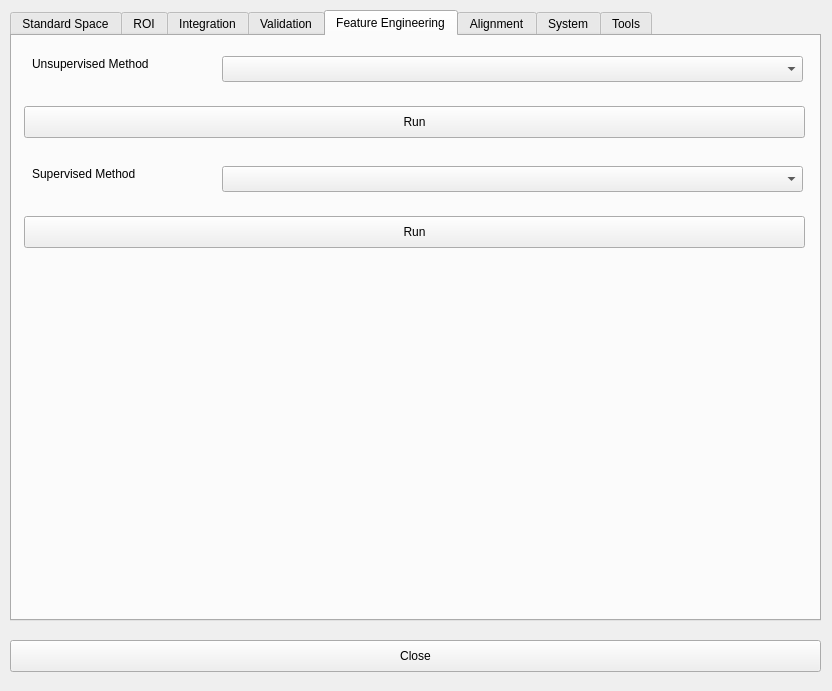
Above: GUI/frmFeatureAnalysisGUI.ui from myousefnezhad/easyfmri before the change. Below: the same form after it.
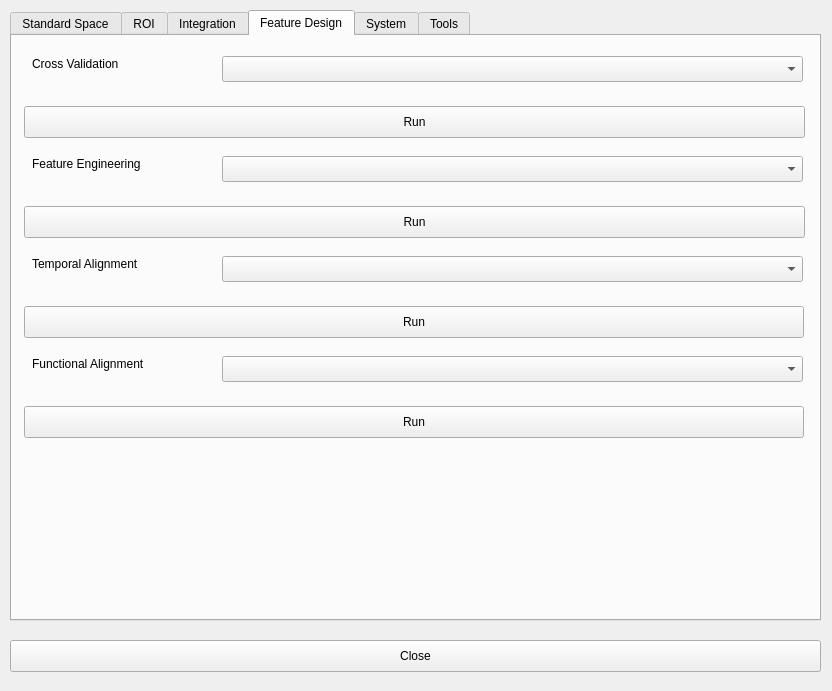
That is the form after the change. The open tabs and pages were chosen to show the change.

Patch:
```diff
--- a/GUI/frmFeatureAnalysisGUI.ui
+++ b/GUI/frmFeatureAnalysisGUI.ui
@@ -2273,69 +2273,38 @@
      </property>
     </widget>
    </widget>
-   <widget class="QWidget" name="tab_22">
-    <attribute name="title">
-     <string>Validation</string>
-    </attribute>
-    <widget class="QPushButton" name="btnFECrossEzData">
-     <property name="geometry">
-      <rect>
-       <x>10</x>
-       <y>30</y>
-       <width>781</width>
-       <height>32</height>
-      </rect>
-     </property>
-     <property name="text">
-      <string>EasyData: Cross Validation</string>
-     </property>
-    </widget>
-    <widget class="QPushButton" name="btnFECross">
-     <property name="geometry">
-      <rect>
-       <x>10</x>
-       <y>80</y>
-       <width>781</width>
-       <height>32</height>
-      </rect>
-     </property>
-     <property name="text">
-      <string>MatLab: Cross Validation</string>
-     </property>
-    </widget>
-   </widget>
    <widget class="QWidget" name="tab_7">
     <attribute name="title">
-     <string>Feature Engineering</string>
+     <string>Feature Design</string>
     </attribute>
     <widget class="QLabel" name="label_40">
      <property name="geometry">
       <rect>
        <x>20</x>
-       <y>20</y>
-       <width>181</width>
+       <y>120</y>
+       <width>191</width>
        <height>16</height>
       </rect>
      </property>
      <property name="text">
-      <string>Unsupervised Method</string>
+      <string>Feature Engineering</string>
      </property>
     </widget>
-    <widget class="QComboBox" name="cbFEU">
+    <widget class="QComboBox" name="cbFE">
      <property name="geometry">
       <rect>
        <x>210</x>
-       <y>20</y>
+       <y>120</y>
        <width>581</width>
        <height>26</height>
       </rect>
      </property>
     </widget>
-    <widget class="QPushButton" name="btnFEURun">
+    <widget class="QPushButton" name="btnFERun">
      <property name="geometry">
       <rect>
        <x>12</x>
-       <y>70</y>
+       <y>170</y>
        <width>781</width>
        <height>32</height>
       </rect>
@@ -2344,34 +2313,24 @@
       <string>Run</string>
      </property>
     </widget>
-    <widget class="QLabel" name="label_50">
+    <widget class="QLabel" name="label_46">
      <property name="geometry">
       <rect>
        <x>20</x>
-       <y>130</y>
-       <width>181</width>
+       <y>20</y>
+       <width>191</width>
        <height>16</height>
       </rect>
      </property>
      <property name="text">
-      <string>Supervised Method</string>
+      <string>Cross Validation</string>
      </property>
     </widget>
-    <widget class="QComboBox" name="cbFES">
+    <widget class="QPushButton" name="btnCVRun">
      <property name="geometry">
       <rect>
-       <x>210</x>
-       <y>130</y>
-       <width>581</width>
-       <height>26</height>
-      </rect>
-     </property>
-    </widget>
-    <widget class="QPushButton" name="btnFESRun">
-     <property name="geometry">
-      <rect>
        <x>12</x>
-       <y>180</y>
+       <y>70</y>
        <width>781</width>
        <height>32</height>
       </rect>
@@ -2380,29 +2339,21 @@
       <string>Run</string>
      </property>
     </widget>
-   </widget>
-   <widget class="QWidget" name="tab_4">
-    <attribute name="title">
-     <string>Alignment</string>
-    </attribute>
-    <widget class="QLabel" name="label_51">
+    <widget class="QComboBox" name="cbCV">
      <property name="geometry">
       <rect>
-       <x>20</x>
+       <x>210</x>
        <y>20</y>
-       <width>181</width>
-       <height>16</height>
+       <width>581</width>
+       <height>26</height>
       </rect>
      </property>
-     <property name="text">
-      <string>Temporal Alignment</string>
-     </property>
     </widget>
-    <widget class="QPushButton" name="btnTARun">
+    <widget class="QPushButton" name="btnFARun">
      <property name="geometry">
       <rect>
        <x>12</x>
-       <y>70</y>
+       <y>370</y>
        <width>780</width>
        <height>32</height>
       </rect>
@@ -2415,7 +2366,7 @@
      <property name="geometry">
       <rect>
        <x>210</x>
-       <y>20</y>
+       <y>220</y>
        <width>581</width>
        <height>26</height>
       </rect>
@@ -2425,7 +2376,7 @@
      <property name="geometry">
       <rect>
        <x>20</x>
-       <y>130</y>
+       <y>320</y>
        <width>191</width>
        <height>16</height>
       </rect>
@@ -2434,11 +2385,11 @@
       <string>Functional Alignment</string>
      </property>
     </widget>
-    <widget class="QPushButton" name="btnFARun">
+    <widget class="QPushButton" name="btnTARun">
      <property name="geometry">
       <rect>
        <x>12</x>
-       <y>180</y>
+       <y>270</y>
        <width>780</width>
        <height>32</height>
       </rect>
@@ -2447,11 +2398,24 @@
       <string>Run</string>
      </property>
     </widget>
+    <widget class="QLabel" name="label_51">
+     <property name="geometry">
+      <rect>
+       <x>20</x>
+       <y>220</y>
+       <width>191</width>
+       <height>16</height>
+      </rect>
+     </property>
+     <property name="text">
+      <string>Temporal Alignment</string>
+     </property>
+    </widget>
     <widget class="QComboBox" name="cbFA">
      <property name="geometry">
       <rect>
        <x>210</x>
-       <y>130</y>
+       <y>320</y>
        <width>581</width>
        <height>26</height>
       </rect>
```
